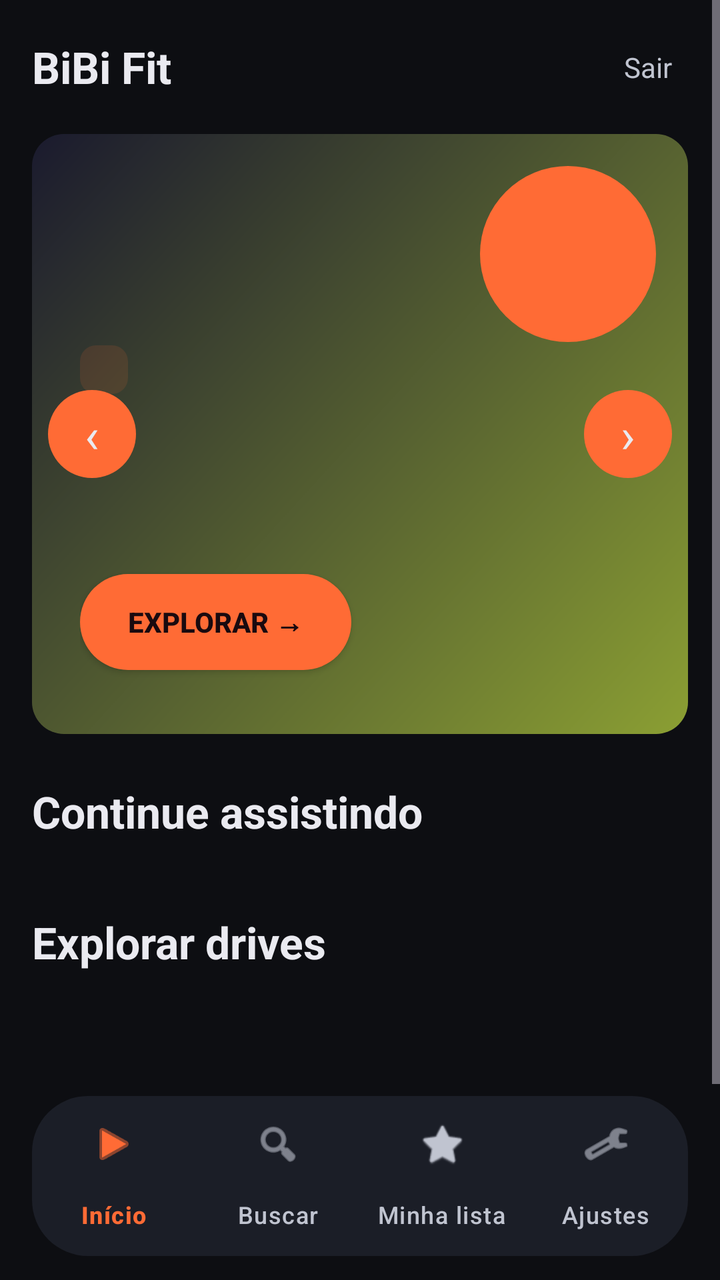
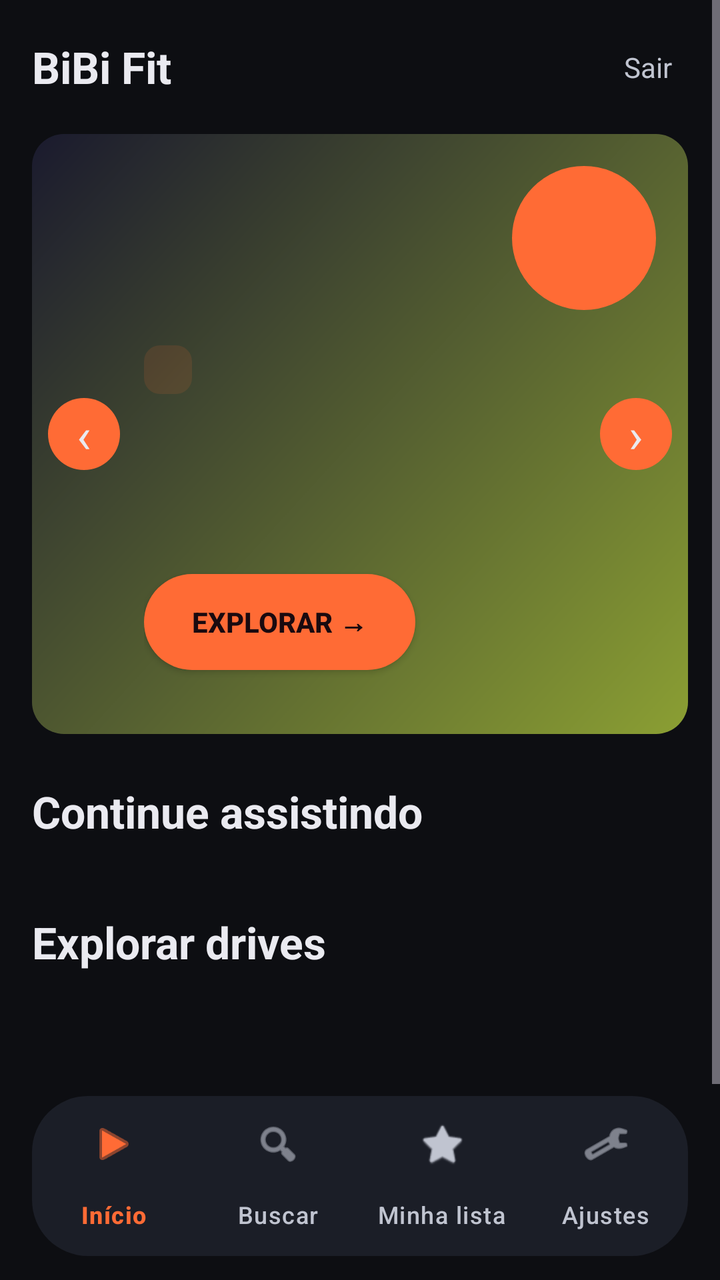

Two renders of the same Android screen: before a commit and after it. Below are the layout's source before the change and the commit's diff.
<!-- AndroidManifest.xml: application theme Theme.BiBiFit -->
<!-- res/layout/activity_home.xml -->
<?xml version="1.0" encoding="utf-8"?>
<LinearLayout xmlns:android="http://schemas.android.com/apk/res/android"
    xmlns:app="http://schemas.android.com/apk/res-auto"
    android:layout_width="match_parent"
    android:layout_height="match_parent"
    android:background="@color/md_background"
    android:orientation="vertical">

    <ScrollView
        android:layout_width="match_parent"
        android:layout_height="0dp"
        android:layout_weight="1"
        android:fillViewport="true">

        <LinearLayout
            android:layout_width="match_parent"
            android:layout_height="wrap_content"
            android:orientation="vertical"
            android:paddingHorizontal="@dimen/content_margin"
            android:paddingTop="@dimen/spacing_lg"
            android:paddingBottom="@dimen/spacing_lg">

            
            <LinearLayout
                android:layout_width="match_parent"
                android:layout_height="wrap_content"
                android:gravity="center_vertical"
                android:orientation="horizontal">

                <TextView
                    android:layout_width="0dp"
                    android:layout_height="wrap_content"
                    android:layout_weight="1"
                    android:text="@string/app_name"
                    android:textColor="@color/md_on_surface"
                    android:textSize="@dimen/text_topbar_title"
                    android:textStyle="bold" />

                <TextView
                    android:id="@+id/topSair"
                    android:layout_width="wrap_content"
                    android:layout_height="wrap_content"
                    android:clickable="true"
                    android:focusable="true"
                    android:padding="@dimen/spacing_sm"
                    android:text="@string/home_logout"
                    android:textColor="@color/md_on_surface_variant"
                    android:textSize="@dimen/text_topbar_action" />
            </LinearLayout>

            
            <com.google.android.material.card.MaterialCardView
                android:layout_width="match_parent"
                android:layout_height="@dimen/hero_height"
                android:layout_marginTop="@dimen/spacing_lg"
                app:cardCornerRadius="@dimen/radius_lg"
                app:cardElevation="@dimen/elevation_0"
                app:cardBackgroundColor="@color/tile_bg">

                <FrameLayout
                    android:layout_width="match_parent"
                    android:layout_height="match_parent">

                    <View
                        android:id="@+id/heroBg"
                        android:layout_width="match_parent"
                        android:layout_height="match_parent"
                        android:background="@drawable/card_gradient_pink" />

                    
                    <TextView
                        android:id="@+id/heroIcon"
                        android:layout_width="88dp"
                        android:layout_height="88dp"
                        android:layout_gravity="top|end"
                        android:layout_margin="@dimen/spacing_lg"
                        android:background="@drawable/btn_play_circle"
                        android:gravity="center"
                        android:textColor="@color/md_on_primary"
                        android:textSize="32sp"
                        android:textStyle="bold" />

                    <LinearLayout
                        android:layout_width="match_parent"
                        android:layout_height="wrap_content"
                        android:layout_gravity="bottom|start"
                        android:orientation="vertical"
                        android:padding="@dimen/spacing_xl">

                        <TextView
                            android:id="@+id/heroBadge"
                            android:layout_width="wrap_content"
                            android:layout_height="wrap_content"
                            android:background="@drawable/chip_badge"
                            android:paddingHorizontal="@dimen/spacing_md"
                            android:paddingVertical="@dimen/spacing_xs"
                            android:textColor="@color/md_primary"
                            android:textSize="@dimen/text_hero_badge"
                            android:textStyle="bold" />

                        <TextView
                            android:id="@+id/heroTitle"
                            android:layout_width="match_parent"
                            android:layout_height="wrap_content"
                            android:layout_marginTop="@dimen/spacing_sm"
                            android:ellipsize="end"
                            android:maxLines="2"
                            android:textColor="@color/md_on_surface"
                            android:textSize="@dimen/text_hero_title"
                            android:textStyle="bold" />

                        <TextView
                            android:id="@+id/heroSubtitle"
                            android:layout_width="match_parent"
                            android:layout_height="wrap_content"
                            android:layout_marginTop="4dp"
                            android:ellipsize="end"
                            android:maxLines="2"
                            android:textColor="@color/md_on_surface_variant"
                            android:textSize="@dimen/text_hero_subtitle" />

                        <androidx.appcompat.widget.AppCompatButton
                            android:id="@+id/heroPlay"
                            android:layout_width="wrap_content"
                            android:layout_height="48dp"
                            android:layout_marginTop="@dimen/spacing_lg"
                            android:background="@drawable/btn_primary_pill"
                            android:paddingHorizontal="@dimen/spacing_xl"
                            android:text="@string/explore_cta"
                            android:textColor="@color/md_on_primary"
                            android:textSize="@dimen/text_button"
                            android:textStyle="bold" />

                        <LinearLayout
                            android:id="@+id/heroDots"
                            android:layout_width="wrap_content"
                            android:layout_height="wrap_content"
                            android:layout_marginTop="@dimen/spacing_sm"
                            android:orientation="horizontal" />
                    </LinearLayout>

                    <TextView
                        android:id="@+id/heroPrev"
                        android:layout_width="44dp"
                        android:layout_height="44dp"
                        android:layout_gravity="center_vertical|start"
                        android:layout_marginStart="@dimen/spacing_sm"
                        android:background="@drawable/btn_play_circle"
                        android:clickable="true"
                        android:focusable="true"
                        android:gravity="center"
                        android:text="‹"
                        android:textColor="@color/md_on_surface"
                        android:textSize="24sp" />

                    <TextView
                        android:id="@+id/heroNext"
                        android:layout_width="44dp"
                        android:layout_height="44dp"
                        android:layout_gravity="center_vertical|end"
                        android:layout_marginEnd="@dimen/spacing_sm"
                        android:background="@drawable/btn_play_circle"
                        android:clickable="true"
                        android:focusable="true"
                        android:gravity="center"
                        android:text="›"
                        android:textColor="@color/md_on_surface"
                        android:textSize="24sp" />
                </FrameLayout>
            </com.google.android.material.card.MaterialCardView>

            
            <LinearLayout
                android:id="@+id/featuredSection"
                android:layout_width="match_parent"
                android:layout_height="wrap_content"
                android:layout_marginTop="@dimen/spacing_xl"
                android:orientation="vertical"
                android:visibility="gone">

                <TextView
                    android:layout_width="match_parent"
                    android:layout_height="wrap_content"
                    android:text="@string/continue_from_where"
                    android:textColor="@color/md_on_surface"
                    android:textSize="@dimen/text_section_title"
                    android:textStyle="bold" />

                <com.google.android.material.card.MaterialCardView
                    android:layout_width="match_parent"
                    android:layout_height="wrap_content"
                    android:layout_marginTop="@dimen/spacing_md"
                    app:cardCornerRadius="@dimen/radius_lg"
                    app:cardElevation="@dimen/elevation_0"
                    app:cardBackgroundColor="@color/tile_bg">

                    <LinearLayout
                        android:layout_width="match_parent"
                        android:layout_height="wrap_content"
                        android:orientation="horizontal"
                        android:padding="@dimen/spacing_lg">

                        <FrameLayout
                            android:layout_width="200dp"
                            android:layout_height="112dp">

                            <View
                                android:id="@+id/featuredBg"
                                android:layout_width="match_parent"
                                android:layout_height="match_parent"
                                android:background="@drawable/card_gradient_pink" />

                            <ImageView
                                android:id="@+id/featuredThumb"
                                android:layout_width="match_parent"
                                android:layout_height="match_parent"
                                android:scaleType="centerCrop"
                                android:visibility="gone"
                                android:contentDescription="@string/thumb_desc" />

                            <TextView
                                android:id="@+id/featuredMonogram"
                                android:layout_width="match_parent"
                                android:layout_height="match_parent"
                                android:gravity="center"
                                android:textColor="@color/tile_title"
                                android:textSize="@dimen/text_monogram"
                                android:textStyle="bold" />
                        </FrameLayout>

                        <LinearLayout
                            android:layout_width="0dp"
                            android:layout_height="wrap_content"
                            android:layout_marginStart="@dimen/spacing_lg"
                            android:layout_weight="1"
                            android:orientation="vertical">

                            <TextView
                                android:id="@+id/featuredTitle"
                                android:layout_width="match_parent"
                                android:layout_height="wrap_content"
                                android:ellipsize="end"
                                android:maxLines="2"
                                android:textColor="@color/md_on_surface"
                                android:textSize="@dimen/text_card_title"
                                android:textStyle="bold" />

                            <TextView
                                android:id="@+id/featuredSubtitle"
                                android:layout_width="match_parent"
                                android:layout_height="wrap_content"
                                android:layout_marginTop="2dp"
                                android:ellipsize="end"
                                android:maxLines="1"
                                android:textColor="@color/md_on_surface_variant"
                                android:textSize="@dimen/text_card_subtitle" />

                            <ProgressBar
                                android:id="@+id/featuredProgress"
                                style="?android:attr/progressBarStyleHorizontal"
                                android:layout_width="match_parent"
                                android:layout_height="4dp"
                                android:layout_marginTop="@dimen/spacing_sm"
                                android:max="100"
                                android:progressDrawable="@drawable/progress_horizontal" />

                            <TextView
                                android:id="@+id/featuredProgressText"
                                android:layout_width="match_parent"
                                android:layout_height="wrap_content"
                                android:layout_marginTop="4dp"
                                android:textColor="@color/md_primary"
                                android:textSize="@dimen/text_card_progress" />

                            <TextView
                                android:id="@+id/featuredTimeText"
                                android:layout_width="match_parent"
                                android:layout_height="wrap_content"
                                android:layout_marginTop="2dp"
                                android:textColor="@color/md_on_surface_variant"
                                android:textSize="@dimen/text_card_progress" />

                            <androidx.appcompat.widget.AppCompatButton
                                android:id="@+id/featuredContinue"
                                android:layout_width="wrap_content"
                                android:layout_height="48dp"
                                android:layout_marginTop="@dimen/spacing_md"
                                android:background="@drawable/btn_primary_pill"
                                android:paddingHorizontal="@dimen/spacing_xl"
                                android:text="@string/cta_continue"
                                android:textColor="@color/md_on_primary"
                                android:textSize="@dimen/text_button"
                                android:textStyle="bold" />
                        </LinearLayout>
                    </LinearLayout>
                </com.google.android.material.card.MaterialCardView>
            </LinearLayout>

            
            <TextView
                android:id="@+id/labelContinue"
                android:layout_width="match_parent"
                android:layout_height="wrap_content"
                android:layout_marginTop="@dimen/spacing_xl"
                android:text="@string/continue_watching"
                android:textColor="@color/md_on_surface"
                android:textSize="@dimen/text_section_title"
                android:textStyle="bold" />

            <androidx.recyclerview.widget.RecyclerView
                android:id="@+id/railContinue"
                android:layout_width="match_parent"
                android:layout_height="wrap_content"
                android:layout_marginTop="@dimen/spacing_md"
                android:clipToPadding="false"
                android:overScrollMode="never" />

            
            <TextView
                android:id="@+id/labelDrives"
                android:layout_width="match_parent"
                android:layout_height="wrap_content"
                android:layout_marginTop="@dimen/spacing_xl"
                android:text="@string/explore_drives"
                android:textColor="@color/md_on_surface"
                android:textSize="@dimen/text_section_title"
                android:textStyle="bold" />

            <androidx.recyclerview.widget.RecyclerView
                android:id="@+id/railDrives"
                android:layout_width="match_parent"
                android:layout_height="wrap_content"
                android:layout_marginTop="@dimen/spacing_md"
                android:clipToPadding="false"
                android:overScrollMode="never" />

            <TextView
                android:id="@+id/footerVersion"
                android:layout_width="match_parent"
                android:layout_height="wrap_content"
                android:layout_marginTop="@dimen/spacing_xl"
                android:gravity="center"
                android:textColor="@color/md_on_surface_variant"
                android:textSize="@dimen/text_footer" />
        </LinearLayout>
    </ScrollView>

    
    <com.google.android.material.bottomnavigation.BottomNavigationView
        android:id="@+id/bottomNav"
        android:layout_width="match_parent"
        android:layout_height="wrap_content"
        android:layout_marginHorizontal="@dimen/content_margin"
        android:layout_marginBottom="@dimen/spacing_md"
        android:background="@drawable/nav_bar_background"
        android:elevation="@dimen/elevation_3"
        app:itemActiveIndicatorStyle="@style/NavIndicatorPill"
        app:itemIconTint="@color/bottom_nav_item_color"
        app:itemTextColor="@color/bottom_nav_item_color"
        app:labelVisibilityMode="labeled"
        app:menu="@menu/bottom_nav_menu" />
</LinearLayout>
<!-- resources referenced by this layout -->
<resources>
  <color name="md_background">#FF0D0E12</color>
  <color name="md_on_primary">#FF1A0A0F</color>
  <color name="md_on_surface">#FFEAEAF0</color>
  <color name="md_on_surface_variant">#FFC0C4D0</color>
  <color name="md_primary">#FFFF6B35</color>
  <color name="tile_bg">#FF0F1218</color>
  <color name="tile_title">#FFFFFFFF</color>
  <dimen name="content_margin">16dp</dimen>
  <dimen name="elevation_0">0dp</dimen>
  <dimen name="elevation_3">3dp</dimen>
  <dimen name="hero_height">300dp</dimen>
  <dimen name="radius_lg">16dp</dimen>
  <dimen name="spacing_lg">16dp</dimen>
  <dimen name="spacing_md">12dp</dimen>
  <dimen name="spacing_sm">8dp</dimen>
  <dimen name="spacing_xl">24dp</dimen>
  <dimen name="spacing_xs">4dp</dimen>
  <dimen name="text_button">14sp</dimen>
  <dimen name="text_card_progress">12sp</dimen>
  <dimen name="text_card_subtitle">14sp</dimen>
  <dimen name="text_card_title">16sp</dimen>
  <dimen name="text_footer">12sp</dimen>
  <dimen name="text_hero_badge">12sp</dimen>
  <dimen name="text_hero_subtitle">16sp</dimen>
  <dimen name="text_hero_title">30sp</dimen>
  <dimen name="text_monogram">28sp</dimen>
  <dimen name="text_section_title">22sp</dimen>
  <dimen name="text_topbar_action">14sp</dimen>
  <dimen name="text_topbar_title">22sp</dimen>
  <!-- drawable btn_play_circle (drawable) -->
  <?xml version="1.0" encoding="utf-8"?>
  <shape xmlns:android="http://schemas.android.com/apk/res/android"
      android:shape="oval">
      <solid android:color="@color/md_primary" />
  </shape>
  <!-- drawable btn_primary_pill (drawable) -->
  <?xml version="1.0" encoding="utf-8"?>
  <shape xmlns:android="http://schemas.android.com/apk/res/android"
      android:shape="rectangle">
      <corners android:radius="@dimen/radius_pill" />
      <solid android:color="@color/md_primary" />
  </shape>
  <!-- drawable chip_badge (drawable) -->
  <?xml version="1.0" encoding="utf-8"?>
  <shape xmlns:android="http://schemas.android.com/apk/res/android"
      android:shape="rectangle">
      <corners android:radius="@dimen/radius_sm" />
      <solid android:color="@color/hero_badge_bg" />
  </shape>
  <!-- drawable nav_bar_background (drawable) -->
  <?xml version="1.0" encoding="utf-8"?>
  <shape xmlns:android="http://schemas.android.com/apk/res/android"
      android:shape="rectangle">
      <corners android:radius="28dp" />
      <solid android:color="@color/md_surface_container" />
  </shape>
  <string name="app_name">BiBi Fit</string>
  <string name="continue_from_where">Continuar de onde parou</string>
  <string name="continue_watching">Continue assistindo</string>
  <string name="cta_continue">▶ Continuar assistindo</string>
  <string name="explore_cta">Explorar →</string>
  <string name="explore_drives">Explorar drives</string>
  <string name="home_logout">Sair</string>
  <string name="thumb_desc">Thumbnail da aula</string>
  <style name="NavIndicatorPill" parent="Widget.Material3.BottomNavigationView.ActiveIndicator">
          <item name="android:background">@drawable/nav_indicator_pill</item>
      </style>
  <dimen name="radius_pill">64dp</dimen>
  <dimen name="radius_sm">8dp</dimen>
  <color name="hero_badge_bg">#1FFF6B35</color>
  <color name="md_surface_container">#FF1B1E27</color>
  <color name="progress_track">#33FFFFFF</color>
  <color name="md_primary_container">#FF7B2D12</color>
  <color name="md_on_primary_container">#FFFFEAF1</color>
  <color name="md_secondary">#FFC026D3</color>
  <color name="md_on_secondary">#FF1A0A1F</color>
  <color name="md_secondary_container">#FF5A1B6E</color>
  <color name="md_on_secondary_container">#FFFBD7FF</color>
  <color name="md_surface">#FF16181F</color>
  <color name="md_surface_variant">#FF232634</color>
  <color name="md_on_background">#FFEAEAF0</color>
  <color name="md_outline">#FF3A3F4F</color>
  <color name="md_outline_variant">#FF2A2E3A</color>
  <color name="md_error">#FFCF6679</color>
  <color name="md_on_error">#FF600014</color>
  <!-- unchanged entries left out for length: 5 -->
</resources>

<!-- the commit's change to res/layout/activity_home.xml (unified diff, before → after) -->
@@ -70,8 +70,8 @@
                     
                     <TextView
                         android:id="@+id/heroIcon"
-                        android:layout_width="88dp"
-                        android:layout_height="88dp"
+                        android:layout_width="72dp"
+                        android:layout_height="72dp"
                         android:layout_gravity="top|end"
                         android:layout_margin="@dimen/spacing_lg"
                         android:background="@drawable/btn_play_circle"
@@ -85,7 +85,8 @@
                         android:layout_height="wrap_content"
                         android:layout_gravity="bottom|start"
                         android:orientation="vertical"
-                        android:padding="@dimen/spacing_xl">
+                        android:paddingHorizontal="@dimen/hero_text_padding_side"
+                        android:paddingVertical="@dimen/spacing_xl">
 
                         <TextView
                             android:id="@+id/heroBadge"
@@ -141,8 +142,8 @@
 
                     <TextView
                         android:id="@+id/heroPrev"
-                        android:layout_width="44dp"
-                        android:layout_height="44dp"
+                        android:layout_width="36dp"
+                        android:layout_height="36dp"
                         android:layout_gravity="center_vertical|start"
                         android:layout_marginStart="@dimen/spacing_sm"
                         android:background="@drawable/btn_play_circle"
@@ -155,8 +156,8 @@
 
                     <TextView
                         android:id="@+id/heroNext"
-                        android:layout_width="44dp"
-                        android:layout_height="44dp"
+                        android:layout_width="36dp"
+                        android:layout_height="36dp"
                         android:layout_gravity="center_vertical|end"
                         android:layout_marginEnd="@dimen/spacing_sm"
                         android:background="@drawable/btn_play_circle"
<!-- resource entries referenced after the edit -->
@@ -11,6 +11,7 @@
   <dimen name="elevation_0">0dp</dimen>
   <dimen name="elevation_3">3dp</dimen>
   <dimen name="hero_height">300dp</dimen>
+  <dimen name="hero_text_padding_side">56dp</dimen>
   <dimen name="radius_lg">16dp</dimen>
   <dimen name="spacing_lg">16dp</dimen>
   <dimen name="spacing_md">12dp</dimen>
